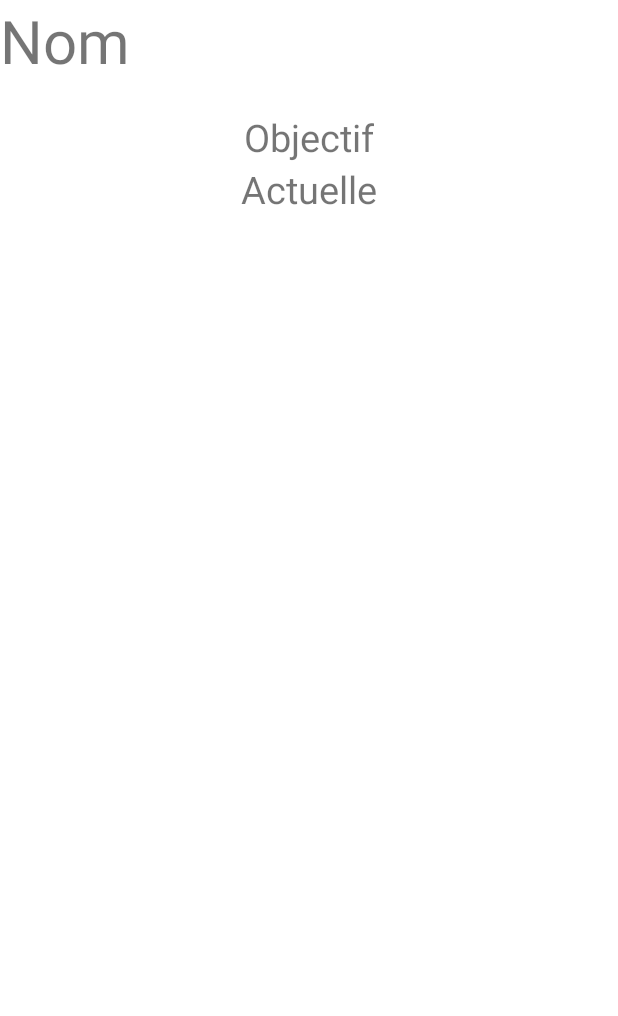
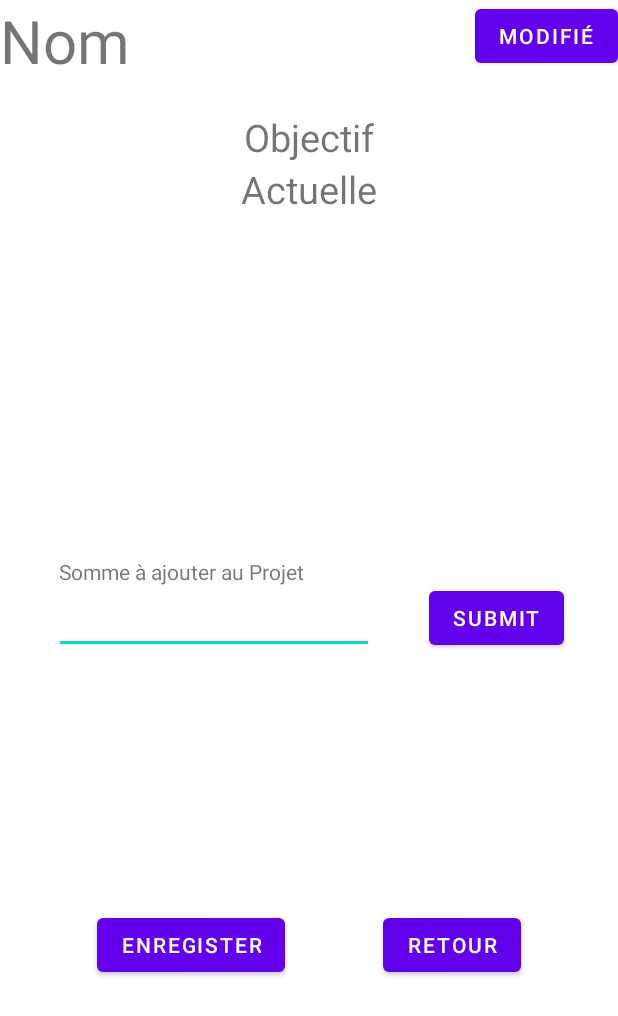
Before and after one commit to 777Leinad77/my-piggy-bank, an Android app: the layout activity_projet_info.xml on its own in the app's theme, with its tools: preview values and no code run, on a phone screen of 412 x 824 dp. Shown: the top 1016 px of the screen. Run offline under Robolectric (Android 15) with nearby library versions, the phone set to English and light mode, and no system bars.

Commit message:
vouveux projet

```diff
--- a/ProjetBudget/app/src/main/AndroidManifest.xml
+++ b/ProjetBudget/app/src/main/AndroidManifest.xml
@@ -9,6 +9,9 @@
         android:roundIcon="@mipmap/ic_launcher_round"
         android:supportsRtl="true"
         android:theme="@style/Theme.ProjetBudget">
+        <activity
+            android:name=".depanse.OperationInfo"
+            android:exported="false" />
         <activity
             android:name=".projet.ProjetInfo"
             android:exported="false" />
--- a/ProjetBudget/app/src/main/java/com/example/projetbudget/Adapter/ProjetAdapter.java
+++ b/ProjetBudget/app/src/main/java/com/example/projetbudget/Adapter/ProjetAdapter.java
@@ -63,6 +63,7 @@ public class ProjetAdapter extends RecyclerView.Adapter<ProjetAdapter.MyViewHold
         TextView myText1, myText2, myText3;
         ConstraintLayout constraintLayout;
 
+
         public MyViewHolder(@NonNull View itemView) {
             super(itemView);
             myText1 = itemView.findViewById(R.id.TVNomProjet);
--- a/ProjetBudget/app/src/main/res/layout/activity_projet_info.xml
+++ b/ProjetBudget/app/src/main/res/layout/activity_projet_info.xml
@@ -38,4 +38,62 @@
         app:layout_constraintStart_toStartOf="parent"
         app:layout_constraintTop_toBottomOf="@+id/TVNom" />
 
+    <Button
+        android:id="@+id/BProjetSubmit"
+        android:layout_width="wrap_content"
+        android:layout_height="wrap_content"
+        android:text="submit"
+        app:layout_constraintBottom_toBottomOf="parent"
+        app:layout_constraintEnd_toEndOf="parent"
+        app:layout_constraintStart_toEndOf="@+id/ETAjoutProj"
+        app:layout_constraintTop_toTopOf="parent" />
+
+    <EditText
+        android:id="@+id/ETAjoutProj"
+        android:layout_width="wrap_content"
+        android:layout_height="wrap_content"
+        android:ems="10"
+        android:inputType="number"
+        app:layout_constraintBottom_toBottomOf="@+id/BProjetSubmit"
+        app:layout_constraintEnd_toStartOf="@+id/BProjetSubmit"
+        app:layout_constraintStart_toStartOf="parent"
+        app:layout_constraintTop_toTopOf="@+id/BProjetSubmit"
+        app:layout_constraintVertical_bias="1.0" />
+
+    <Button
+        android:id="@+id/BProjRetour"
+        android:layout_width="wrap_content"
+        android:layout_height="wrap_content"
+        android:text="Retour"
+        app:layout_constraintBottom_toBottomOf="parent"
+        app:layout_constraintEnd_toEndOf="parent"
+        app:layout_constraintStart_toEndOf="@+id/BProjEnregister"
+        app:layout_constraintTop_toBottomOf="@+id/ETAjoutProj" />
+
+    <Button
+        android:id="@+id/BProjModifier"
+        android:layout_width="wrap_content"
+        android:layout_height="wrap_content"
+        android:text="Modifié"
+        app:layout_constraintEnd_toEndOf="parent"
+        app:layout_constraintTop_toTopOf="parent" />
+
+    <TextView
+        android:id="@+id/textView"
+        android:layout_width="wrap_content"
+        android:layout_height="wrap_content"
+        android:text=" Somme à ajouter au Projet"
+        app:layout_constraintBottom_toTopOf="@+id/ETAjoutProj"
+        app:layout_constraintStart_toStartOf="@+id/ETAjoutProj" />
+
+    <Button
+        android:id="@+id/BProjEnregister"
+        android:layout_width="wrap_content"
+        android:layout_height="wrap_content"
+        android:text="Enregister"
+        app:layout_constraintBottom_toBottomOf="@+id/BProjRetour"
+        app:layout_constraintEnd_toStartOf="@+id/BProjRetour"
+        app:layout_constraintStart_toStartOf="parent"
+        app:layout_constraintTop_toTopOf="@+id/BProjRetour" />
+
 </androidx.constraintlayout.widget.ConstraintLayout>
```
Also changed, not shown: ProjetBudget/app/src/main/java/com/example/projetbudget/Adapter/OperationAdapter.java (+28 -3 lines), ProjetBudget/app/src/main/java/com/example/projetbudget/BDD/GestionBD.java (+18 -0 lines), ProjetBudget/app/src/main/java/com/example/projetbudget/depanse/OperationInfo.java (added, +42 -0 lines), ProjetBudget/app/src/main/java/com/example/projetbudget/projet/ProjetInfo.java (+48 -2 lines), ProjetBudget/app/src/main/res/layout/activity_operation_info.xml (added, +56 -0 lines).
